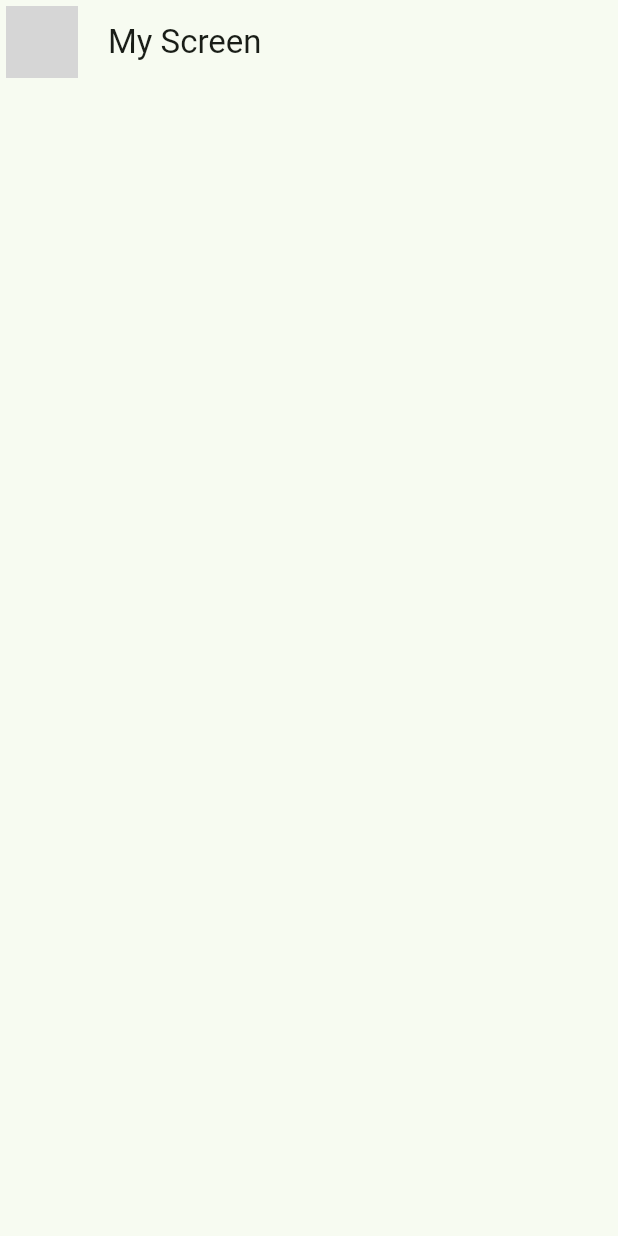
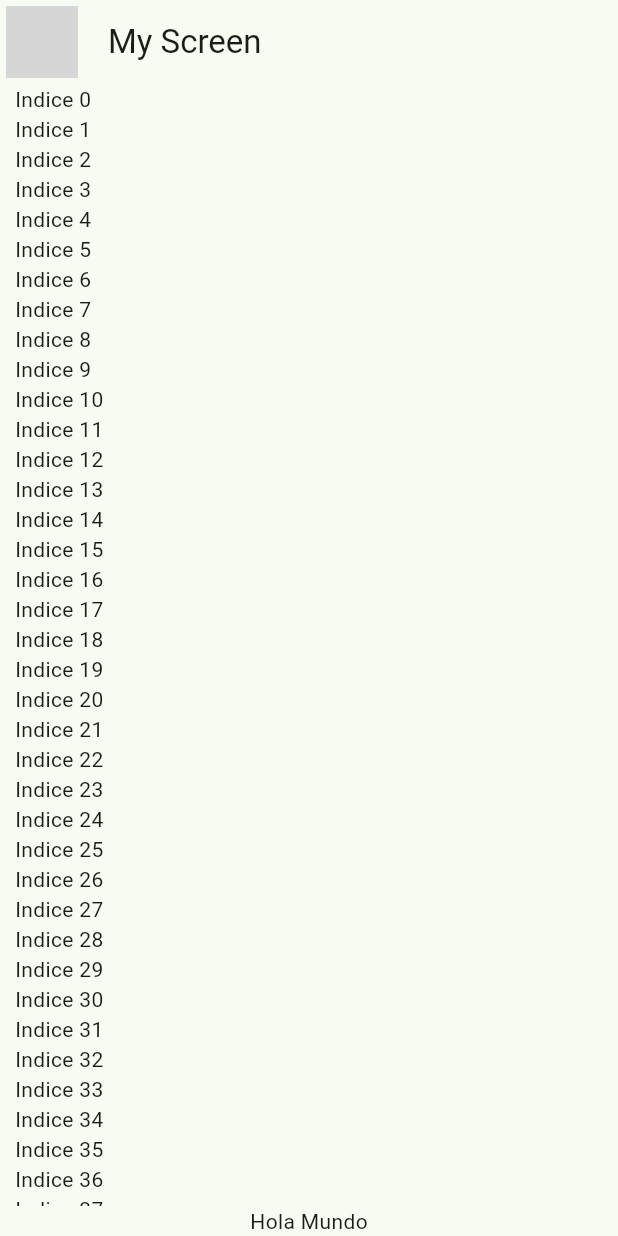
Before and after one commit to stacklast/flutter_yes_no_app, a Flutter app: the screen it shows after launch, on a phone screen of 412 x 824 dp. Run offline on Flutter 3.47's test engine with Material 3 defaults, Android fonts, the phone set to English and light mode, and no system bars; network calls fail; grey boxes are pictures that could not be loaded.

Commit message:
feat: Add ListView

```diff
--- a/lib/presentation/chat/chat_screen.dart
+++ b/lib/presentation/chat/chat_screen.dart
@@ -10,13 +10,36 @@ class ChatScreen extends StatelessWidget {
         leading: Padding(
           padding: const EdgeInsets.all(4.0),
           child: CircleAvatar(
-            backgroundImage: NetworkImage('https://media.istockphoto.com/id/1985248194/photo/businessman-using-laptop-computer-with-digital-padlock-on-internet-technology-networking.jpg?s=2048x2048&w=is&k=20&c=9qSW4Y_THSsxS7LasJNxS0Tcvt8tIcICVyWy8_aCCNw=')
-          ),
-
+              backgroundImage: NetworkImage(
+                  'https://media.istockphoto.com/id/1985248194/photo/businessman-using-laptop-computer-with-digital-padlock-on-internet-technology-networking.jpg?s=2048x2048&w=is&k=20&c=9qSW4Y_THSsxS7LasJNxS0Tcvt8tIcICVyWy8_aCCNw=')),
         ),
         title: Text("My Screen"),
         centerTitle: false,
       ),
+      body: _ChatView(),
     );
   }
 }
+
+class _ChatView extends StatelessWidget {
+  @override
+  Widget build(BuildContext context) {
+    return SafeArea(
+      child: Padding(
+        padding: const EdgeInsets.symmetric(horizontal: 10),
+        child: Column(
+          children: [
+
+            Expanded(child: ListView.builder(
+              itemCount: 100,
+              itemBuilder: (context, index) {
+              return Text('Indice $index');
+            })),
+
+            Text('Hola Mundo')
+          ],
+        ),
+      ),
+    );
+  }
+}
```
